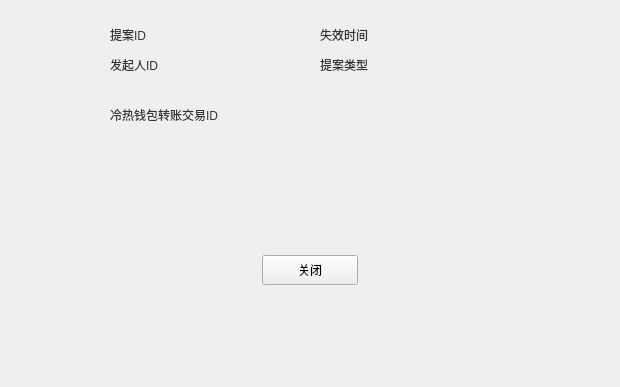
HcashOrg/hx-indicator, file LNKWallet/guard/ProposalDetailDialog.ui: the form before one commit; both pictures show x 170 to 790 and y 156 to 543 of the 960 by 543 pixel window.
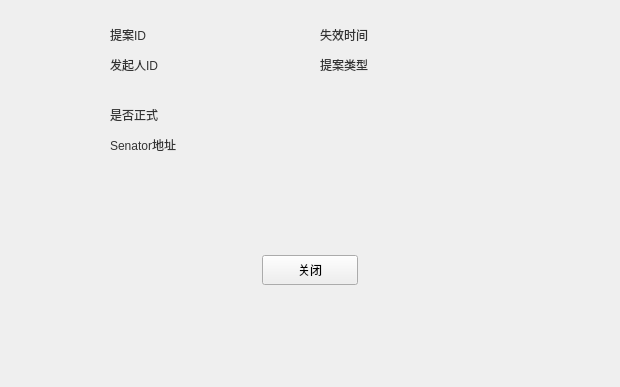
The form after the commit. The open tabs and pages were chosen to show the change.

The edit to the form file:
```diff
--- a/LNKWallet/guard/ProposalDetailDialog.ui
+++ b/LNKWallet/guard/ProposalDetailDialog.ui
@@ -286,7 +286,7 @@
         </rect>
        </property>
        <property name="currentIndex">
-        <number>3</number>
+        <number>5</number>
        </property>
        <widget class="QWidget" name="hotColdTransferPage">
         <widget class="QLabel" name="label_3">
@@ -646,6 +646,66 @@
          </property>
         </widget>
        </widget>
+       <widget class="QWidget" name="createGuardPage">
+        <widget class="QLabel" name="isFormalLabel">
+         <property name="geometry">
+          <rect>
+           <x>120</x>
+           <y>20</y>
+           <width>120</width>
+           <height>20</height>
+          </rect>
+         </property>
+         <property name="text">
+          <string/>
+         </property>
+         <property name="textInteractionFlags">
+          <set>Qt::LinksAccessibleByMouse|Qt::TextSelectableByMouse</set>
+         </property>
+        </widget>
+        <widget class="QLabel" name="label_19">
+         <property name="geometry">
+          <rect>
+           <x>30</x>
+           <y>20</y>
+           <width>80</width>
+           <height>20</height>
+          </rect>
+         </property>
+         <property name="text">
+          <string>是否正式</string>
+         </property>
+        </widget>
+        <widget class="QLabel" name="label_20">
+         <property name="geometry">
+          <rect>
+           <x>30</x>
+           <y>50</y>
+           <width>80</width>
+           <height>20</height>
+          </rect>
+         </property>
+         <property name="text">
+          <string>Senator地址</string>
+         </property>
+        </widget>
+        <widget class="QLabel" name="guardAddressLabel">
+         <property name="geometry">
+          <rect>
+           <x>120</x>
+           <y>50</y>
+           <width>300</width>
+           <height>20</height>
+          </rect>
+         </property>
+         <property name="text">
+          <string/>
+         </property>
+         <property name="textInteractionFlags">
+          <set>Qt::LinksAccessibleByMouse|Qt::TextSelectableByMouse</set>
+         </property>
+        </widget>
+       </widget>
       </widget>
      </widget>
      <widget class="QWidget" name="page_2">
```
Left out of the diff: 4 changed lines with no effect on the pictures.
